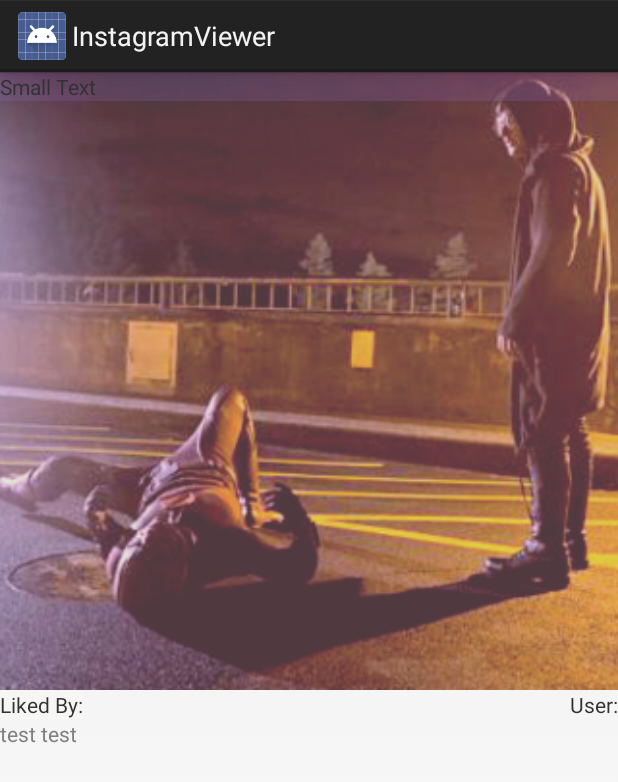
After one commit to rajnee/android, an Android app: the layout test_photo_layout.xml on its own in the app's theme, with its tools: preview values and no code run, on a phone screen of 412 x 824 dp. The commit adds this screen. Shown: the top 782 px of the screen. Run offline under Robolectric (Android 15) with nearby library versions, the phone set to English and light mode, and no system bars.

Commit message:
worked with some new layouts and click based change of images

```diff
--- a/InstagramViewer/app/src/main/java/com/example/rneel/instagramviewer/InstagramPhotosAdapter.java
+++ b/InstagramViewer/app/src/main/java/com/example/rneel/instagramviewer/InstagramPhotosAdapter.java
@@ -35,7 +35,8 @@ public class InstagramPhotosAdapter extends ArrayAdapter<InstagramPhoto>{
         ViewHolder vh;
         if (convertView == null)
         {
-            convertView = LayoutInflater.from(getContext()).inflate(R.layout.instagram_photo_layout,parent, false);
+//            convertView = LayoutInflater.from(getContext()).inflate(R.layout.instagram_photo_layout,parent, false);
+            convertView = LayoutInflater.from(getContext()).inflate(R.layout.test_photo_layout1,parent, false);
             vh = new ViewHolder();
             vh.imageView = (ImageView)convertView.findViewById(R.id.ivPhoto);
             vh.caption = (TextView)convertView.findViewById(R.id.tvTitle);
--- /dev/null
+++ b/InstagramViewer/app/src/main/res/layout/test_photo_layout.xml
@@ -0,0 +1,74 @@
+<?xml version="1.0" encoding="utf-8"?>
+<RelativeLayout xmlns:android="http://schemas.android.com/apk/res/android"
+    android:layout_width="match_parent" android:layout_height="match_parent">
+
+    <ImageView
+        android:layout_width="fill_parent"
+        android:layout_height="wrap_content"
+        android:id="@+id/ivPhoto"
+        android:layout_alignParentTop="true"
+        android:layout_alignParentLeft="true"
+        android:layout_alignParentStart="true"
+        android:background="@android:color/holo_purple"
+        android:scaleType="fitCenter"
+        android:adjustViewBounds="true"
+        android:src="@drawable/testimg1"
+        android:onClick="onImageClick"/>
+
+    <TextView
+        android:layout_width="wrap_content"
+        android:layout_height="wrap_content"
+        android:text="@string/text_liked_by"
+        android:textAppearance="?android:attr/textAppearanceSmall"
+        android:id="@+id/labelLikedBy"
+        android:layout_alignParentRight="false"
+        android:layout_alignParentLeft="true"
+        android:layout_below="@+id/ivPhoto"
+        android:hint="@string/hint_test"
+        android:background="#14fffaf0" />
+
+    <!--android:layout_below="@+id/ivPhoto"-->
+    <!--android:layout_alignBottom="@+id/ivPhoto"-->
+    <!--android:layout_alignParentEnd="true"-->
+    <TextView
+        android:layout_width="wrap_content"
+        android:layout_height="wrap_content"
+        android:textAppearance="?android:attr/textAppearanceSmall"
+        android:text="@string/blank_liked_by"
+        android:id="@+id/tvLikedByCount"
+        android:layout_alignParentLeft="true"
+        android:layout_below="@+id/labelLikedBy"
+        android:hint="@string/hint_test" />
+    <!--android:layout_alignLeft="@+id/labelLikedBy"-->
+
+    <TextView
+        android:layout_width="wrap_content"
+        android:layout_height="wrap_content"
+        android:textAppearance="?android:attr/textAppearanceSmall"
+        android:text="@string/label_user"
+        android:id="@+id/labelUser"
+        android:layout_alignParentRight="true"
+        android:layout_below="@+id/ivPhoto" />
+
+    <TextView
+        android:layout_width="wrap_content"
+        android:layout_height="wrap_content"
+        android:textAppearance="?android:attr/textAppearanceSmall"
+        android:text="@string/blank_user"
+        android:id="@+id/tvUser"
+        android:layout_below="@+id/labelUser"
+        android:layout_alignParentRight="true"
+        android:layout_alignParentEnd="true" />
+
+    <TextView
+        android:layout_width="fill_parent"
+        android:layout_height="wrap_content"
+        android:textAppearance="?android:attr/textAppearanceSmall"
+        android:text="Small Text"
+        android:id="@+id/tvTitle"
+        android:layout_alignParentTop="true"
+        android:layout_alignParentLeft="true"
+        android:layout_alignParentStart="true"
+        android:background="#259c7aff" />
+
+</RelativeLayout>
--- /dev/null
+++ b/InstagramViewer/app/src/main/res/menu/menu_main.xml
@@ -0,0 +1,6 @@
+<menu xmlns:android="http://schemas.android.com/apk/res/android"
+    xmlns:tools="http://schemas.android.com/tools"
+    tools:context="com.example.rneel.instagramviewer.MainActivity">
+    <item android:id="@+id/action_settings" android:title="@string/action_settings"
+        android:orderInCategory="100" android:showAsAction="never" />
+</menu>
--- a/InstagramViewer/app/src/main/res/values/strings.xml
+++ b/InstagramViewer/app/src/main/res/values/strings.xml
@@ -7,9 +7,11 @@
     <string name="title_activity_photos">PhotosActivity</string>
     <string name="popular_photos_caption">Popular Photos</string>
     <string name="text_liked_by">Liked By:</string>
-    <string name="blank_liked_by" />
-    <string name="blank_user" />
+    <string name="blank_liked_by"></string>
+    <string name="blank_user"></string>
     <string name="label_user">User:</string>
-    <string name="label_blank_caption" />
+    <string name="label_blank_caption"></string>
+    <string name="title_activity_main">MainActivity</string>
+    <string name="hint_test">test test</string>
 
 </resources>
```
Also changed, not shown: InstagramViewer/app/src/main/AndroidManifest.xml (+15 -11 lines), InstagramViewer/app/src/main/java/com/example/rneel/instagramviewer/MainActivity.java (added, +61 -0 lines), InstagramViewer/app/src/main/java/com/example/rneel/instagramviewer/PhotosActivity.java (+7 -2 lines), InstagramViewer/app/src/main/res/layout/activity_main.xml (added, +9 -0 lines), InstagramViewer/app/src/main/res/layout/test_photo_layout1.xml (added, +69 -0 lines), InstagramViewer/app/src/main/res/drawable-hdpi/thumbs_up.png (added), InstagramViewer/app/src/main/res/drawable-xhdpi/thumbs_up.png (added), InstagramViewer/app/src/main/res/drawable-xxhdpi/testimg1.jpg (added), InstagramViewer/app/src/main/res/drawable-xxhdpi/testimg2.jpg (added), InstagramViewer/app/src/main/res/drawable-xxhdpi/thumbs_up.png (added).
